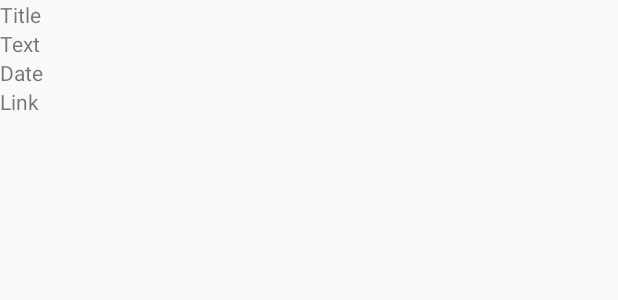
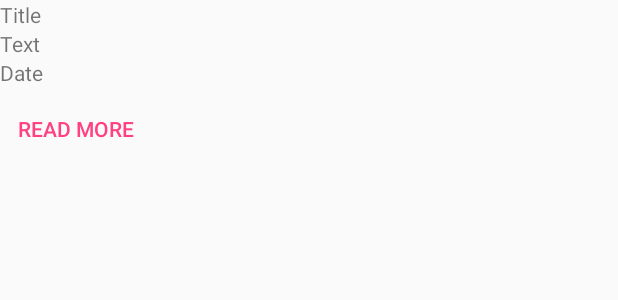
Before and after one commit to fabiobeoni/android-open-water-swim-tracking, an Android app: the layout rss_item.xml on its own in the app's theme, with its tools: preview values and no code run, on a phone screen of 412 x 824 dp. Shown: the top 300 px of the screen. Run offline under Robolectric (Android 15) with nearby library versions, the phone set to English and light mode, and no system bars.

Commit message:
Rss item layout changed to host a button

```diff
--- a/app/src/main/res/layout/rss_item.xml
+++ b/app/src/main/res/layout/rss_item.xml
@@ -23,10 +23,12 @@
         android:layout_height="wrap_content"
         android:text="Date"/>
 
-    <TextView
-        android:id="@+id/rss_link"
+    <Button
+        android:id="@+id/btn_know_more"
         android:layout_width="wrap_content"
         android:layout_height="wrap_content"
-        android:text="Link"/>
+        android:text="@string/btn_know_more"
+        style="@style/Widget.AppCompat.Button.Borderless.Colored"
+        android:layout_marginTop="4dp"/>
 
 </LinearLayout>
--- a/app/src/main/res/values/strings.xml
+++ b/app/src/main/res/values/strings.xml
@@ -1,5 +1,6 @@
 <resources>
     <string name="rss_url" translatable="false">http://feeds.feedburner.com/TheDailyNewsOfOpenWaterSwimming</string>
+    <string name="preferences_file" translatable="false">com.beoni.openwaterswimtracking.preferences</string>
 
     <string name="app_name">Open Water Swim Tracking</string>
 
@@ -10,4 +11,7 @@
     <string name="action_settings">Settings</string>
     <string name="rss_no_connection">Looks like you are not connected</string>
     <string name="btn_show_swim_list">Don\'t care, show Swim Track</string>
+    <string name="menu_add_swim">New Swim</string>
+    <string name="btn_know_more">Read More</string>
+    <string name="menu_backup">Backup Swim On Google Cloud</string>
 </resources>
```
Also changed, not shown: app/src/main/java/com/beoni/openwaterswimtracking/RssFragment.java (+0 -14 lines), app/src/main/java/com/beoni/openwaterswimtracking/RssListAdapter.java (+17 -4 lines).
